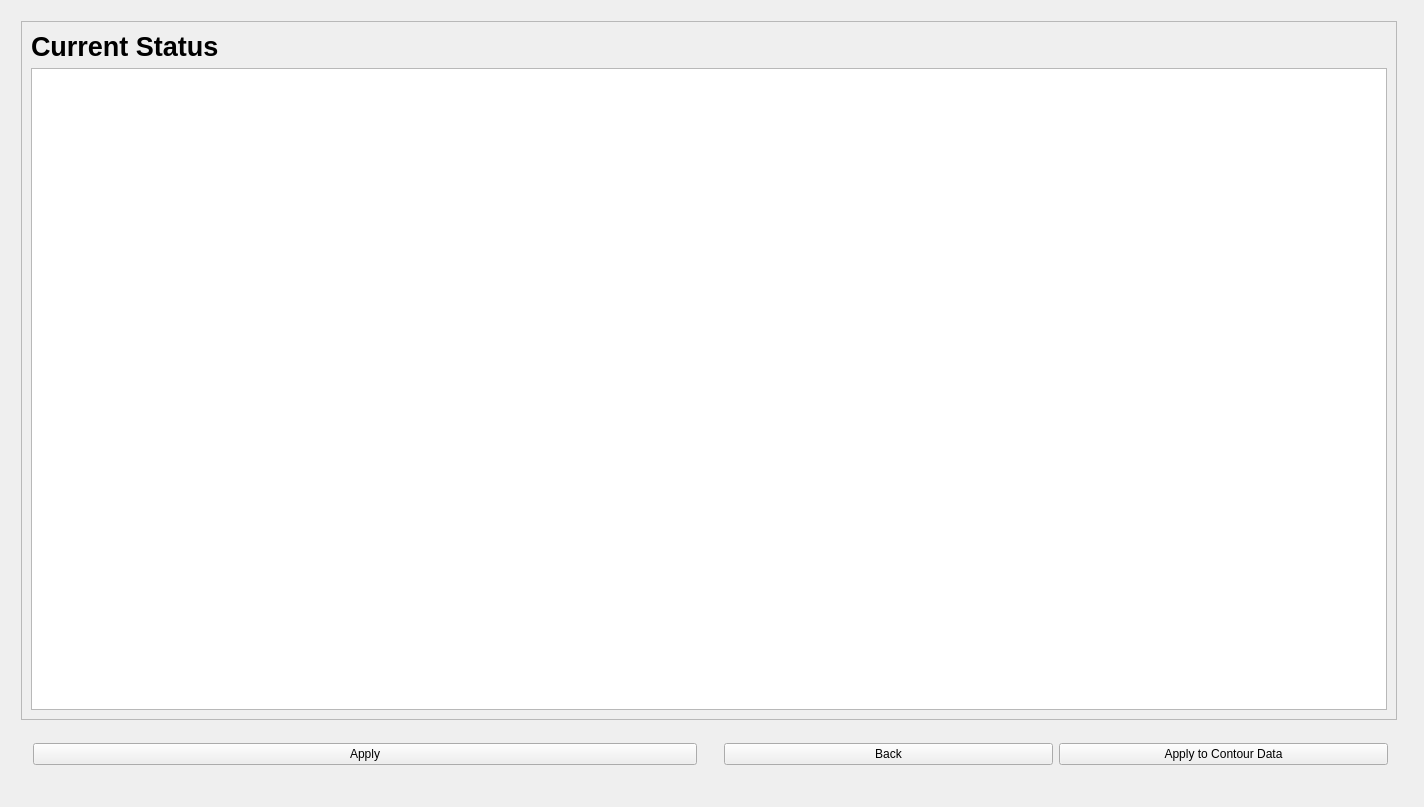
First picture: the form in contour_sdd_ui.ui, repository sindarin26/SAXS_InSitu_Contour_Corrector, before the edit.
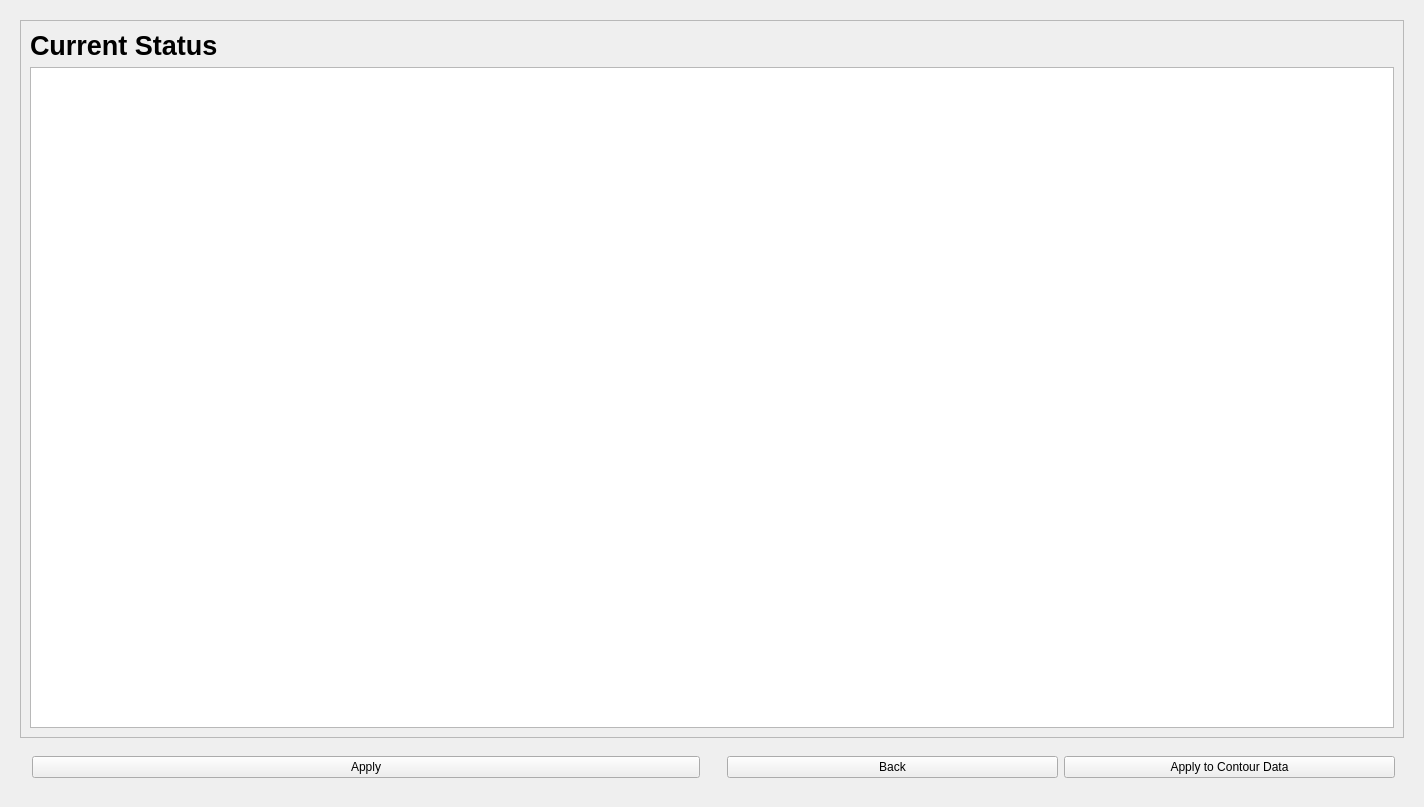
Second picture: the form after the edit. The open tabs and pages were chosen to show the change.

```diff
--- a/contour_sdd_ui.ui
+++ b/contour_sdd_ui.ui
@@ -804,15 +804,9 @@
       </layout>
      </widget>
      <widget class="QWidget" name="page_4">
+      <layout class="QVBoxLayout" name="verticalLayout_8">
+       <item>
       <widget class="QFrame" name="frame_27">
-       <property name="geometry">
-        <rect>
-         <x>10</x>
-         <y>10</y>
-         <width>1376</width>
-         <height>699</height>
-        </rect>
-       </property>
        <property name="frameShape">
         <enum>QFrame::StyledPanel</enum>
        </property>
@@ -838,15 +832,9 @@
         </item>
        </layout>
       </widget>
+       </item>
+       <item>
       <widget class="QFrame" name="frame_28">
-       <property name="geometry">
-        <rect>
-         <x>10</x>
-         <y>720</y>
-         <width>1376</width>
-         <height>44</height>
-        </rect>
-       </property>
        <property name="frameShape">
         <enum>QFrame::NoFrame</enum>
        </property>
@@ -925,6 +913,8 @@
         </item>
        </layout>
       </widget>
+       </item>
+      </layout>
      </widget>
     </widget>
    </item>
```
Lines whose indentation alone changed are shown as unchanged.
